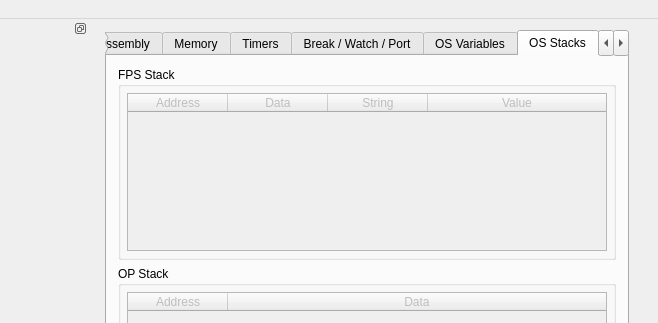
Old version of the form gui/qt/mainwindow.ui in the repository CE-Programming/CEmu; both pictures show x 352 to 1010 and y 0 to 323 of the 1010 by 1005 pixel window.
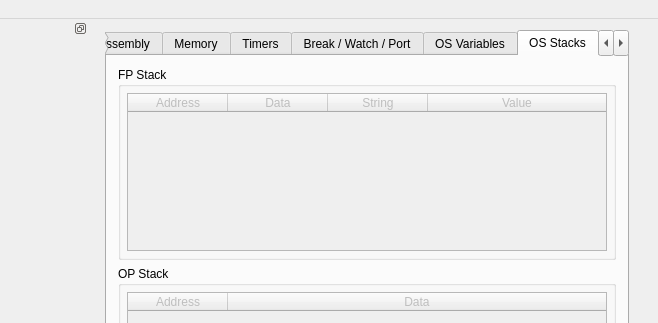
New version of the form. The open tabs and pages were chosen to show the change. Icons and pictures are not drawn. Custom widgets are drawn as their Qt base class.

Commit message: FPS edit + mono

```diff
--- a/gui/qt/mainwindow.ui
+++ b/gui/qt/mainwindow.ui
@@ -4978,7 +4978,7 @@
            </sizepolicy>
           </property>
           <property name="title">
-           <string>FPS Stack</string>
+           <string>FP Stack</string>
           </property>
           <layout class="QVBoxLayout" name="verticalLayout_36">
            <property name="leftMargin">
```
The commit also changes 2 other files.
